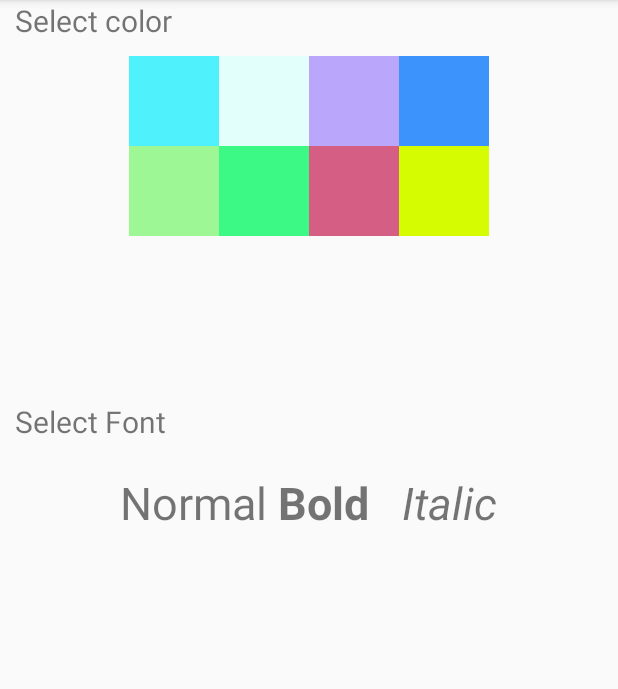
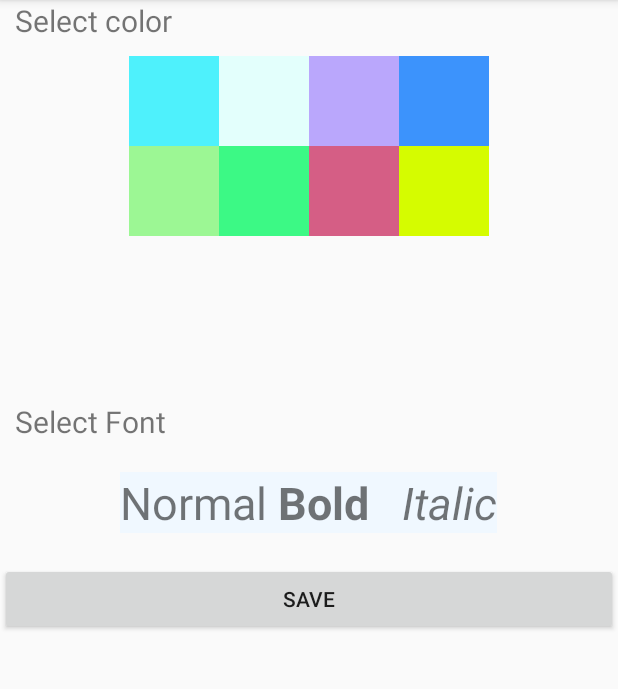
Before and after one commit to sherruh/TaskManagerAdvanced, an Android app: the MainActivity screen opened directly, with no data from a screen before it, in the options menu, after a tap on "Settings", on a phone screen of 412 x 824 dp, the part 84-773 px from its top. Run offline under Robolectric (Android 15) with nearby library versions, the phone set to English and light mode, and no system bars; 1 statement that could not run was skipped.

```diff
--- a/app/src/main/java/com/example/todoapp2/MainActivity.java
+++ b/app/src/main/java/com/example/todoapp2/MainActivity.java
@@ -6,6 +6,8 @@ import android.content.Intent;
 import android.content.SharedPreferences;
 import android.os.Bundle;
 import android.support.annotation.Nullable;
+import android.support.constraint.ConstraintLayout;
+import android.support.design.widget.AppBarLayout;
 import android.support.design.widget.FloatingActionButton;
 import android.support.design.widget.Snackbar;
 import android.support.v7.app.AlertDialog;
@@ -29,6 +31,7 @@ import java.util.List;
 public class MainActivity extends AppCompatActivity
         implements NavigationView.OnNavigationItemSelectedListener {
 
+
     private TaskAdapter taskAdapter;
     private List<Task> taskList;
     private List<Task> tasksAll;
@@ -39,12 +42,15 @@ public class MainActivity extends AppCompatActivity
     private int position;
     private Task.Status STATUS_FILTER;
     private AlertDialog.Builder ad;
+    private ConstraintLayout appBarLayout;
 
 
     @Override
     protected void onCreate(Bundle savedInstanceState) {
         super.onCreate(savedInstanceState);
         setContentView(R.layout.activity_main);
+        appBarLayout=findViewById(R.id.conten_main);
+
         SharedPreferences preferences=getSharedPreferences("settings",MODE_PRIVATE);
         boolean shown=preferences.getBoolean("shown",false);
         if(!shown){
@@ -167,16 +173,16 @@ public class MainActivity extends AppCompatActivity
 
     @Override
     protected void onActivityResult(int requestCode, int resultCode, @Nullable Intent data) {
-        if(resultCode==RESULT_OK && data!=null){
-            Task task= (Task) data.getSerializableExtra("task");
-            switch (requestCode){
+        if(resultCode==RESULT_OK && data!=null) {
+            Task task = (Task) data.getSerializableExtra("task");
+            switch (requestCode) {
                 case 100:
                     distributeTask(task);
                     showTask(task);
                     break;
                 case 101:
-                    taskList.set(position,task);
-                    tasksAll.set(position,task);
+                    taskList.set(position, task);
+                    tasksAll.set(position, task);
                     removeOldTask(task);
                     distributeTask(task);
                     tasksAll.remove(0);
@@ -184,6 +190,9 @@ public class MainActivity extends AppCompatActivity
                     break;
             }
             taskAdapter.notifyDataSetChanged();
+        }
+        if(resultCode==RESULT_OK && requestCode==102){
+                appBarLayout.setBackgroundResource(R.color.yellow);
         }
     }
 
@@ -275,7 +284,8 @@ public class MainActivity extends AppCompatActivity
 
         //noinspection SimplifiableIfStatement
         if (id == R.id.action_settings) {
-            startActivity(new Intent(this,SettingsActivity.class));
+            Intent intent=new Intent(MainActivity.this,SettingsActivity.class);
+            startActivityForResult(intent,102);
             return true;
         }
 
--- a/app/src/main/res/layout/activity_settings.xml
+++ b/app/src/main/res/layout/activity_settings.xml
@@ -53,11 +53,21 @@
         android:layout_gravity="center"
         android:columnCount="3"
         android:orientation="horizontal"
-        >
-        <TextView android:id="@+id/font_normal" android:text="Normal " android:textStyle="normal" android:textSize="30sp" android:onClick="onClickFont" />
-        <TextView android:id="@+id/font_bold" android:text="Bold   " android:textStyle="bold" android:textSize="30sp" android:onClick="onClickFont"/>
-        <TextView android:id="@+id/font_italic" android:text="Italic" android:textStyle="italic" android:textSize="30sp" android:onClick="onClickFont"/>
+        android:background="@color/colorPrimaryDark" >
+        <TextView android:id="@+id/font_normal" android:text="Normal " android:textStyle="normal"
+            android:textSize="30sp" android:onClick="onClickFont" android:background="@color/white" />
+        <TextView android:id="@+id/font_bold" android:text="Bold   " android:textStyle="bold"
+            android:textSize="30sp" android:onClick="onClickFont" android:background="@color/white"/>
+        <TextView android:id="@+id/font_italic" android:text="Italic" android:textStyle="italic"
+            android:textSize="30sp" android:onClick="onClickFont" android:background="@color/white"/>
     </GridLayout>
+
+    <Button
+        android:layout_width="match_parent"
+        android:layout_height="wrap_content"
+        android:text="Save"
+        android:onClick="onClickSave"
+        />
 
 
 </LinearLayout>
--- a/app/src/main/res/layout/app_bar_main.xml
+++ b/app/src/main/res/layout/app_bar_main.xml
@@ -7,6 +7,7 @@
     tools:context=".MainActivity">
 
     <android.support.design.widget.AppBarLayout
+        android:id="@+id/app_bar_main_layout"
         android:layout_width="match_parent"
         android:layout_height="wrap_content"
         android:theme="@style/AppTheme.AppBarOverlay">
--- a/app/src/main/res/layout/content_main.xml
+++ b/app/src/main/res/layout/content_main.xml
@@ -1,12 +1,14 @@
 <?xml version="1.0" encoding="utf-8"?>
 <android.support.constraint.ConstraintLayout xmlns:android="http://schemas.android.com/apk/res/android"
+    android:id="@+id/conten_main"
     xmlns:app="http://schemas.android.com/apk/res-auto"
     xmlns:tools="http://schemas.android.com/tools"
     android:layout_width="match_parent"
     android:layout_height="match_parent"
     app:layout_behavior="@string/appbar_scrolling_view_behavior"
     tools:context=".MainActivity"
-    tools:showIn="@layout/app_bar_main">
+    tools:showIn="@layout/app_bar_main"
+    >
 
     <android.support.v7.widget.RecyclerView
         android:id="@+id/recyclerView"
--- a/app/src/main/res/layout/list_task.xml
+++ b/app/src/main/res/layout/list_task.xml
@@ -9,11 +9,13 @@
 
 
     <LinearLayout
+        android:padding="5dp"
         android:layout_width="match_parent"
         android:layout_height="wrap_content"
         android:orientation="vertical"
         android:layout_marginRight="10dp"
-        android:layout_weight="0.5">
+        android:layout_weight="0.5"
+        android:background="@color/white">
         <TextView
             android:id="@+id/tetxTitle"
             android:layout_marginLeft="50dp"
```
Also changed, not shown: app/src/main/java/com/example/todoapp2/SettingsActivity.java (+8 -0 lines).
